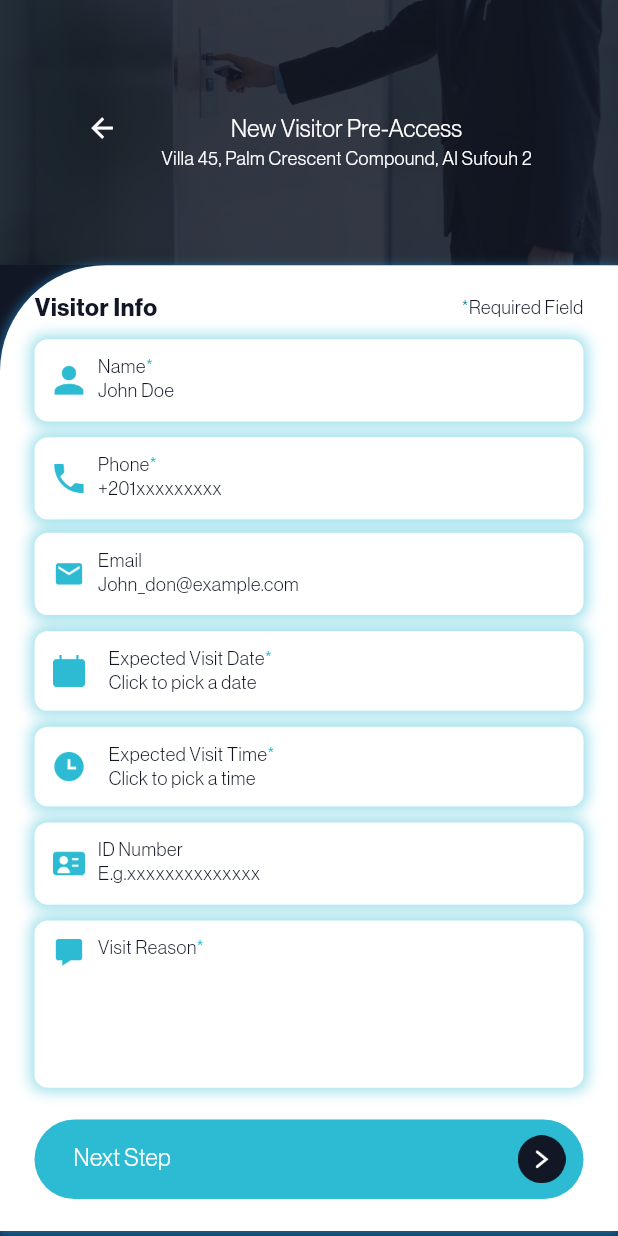
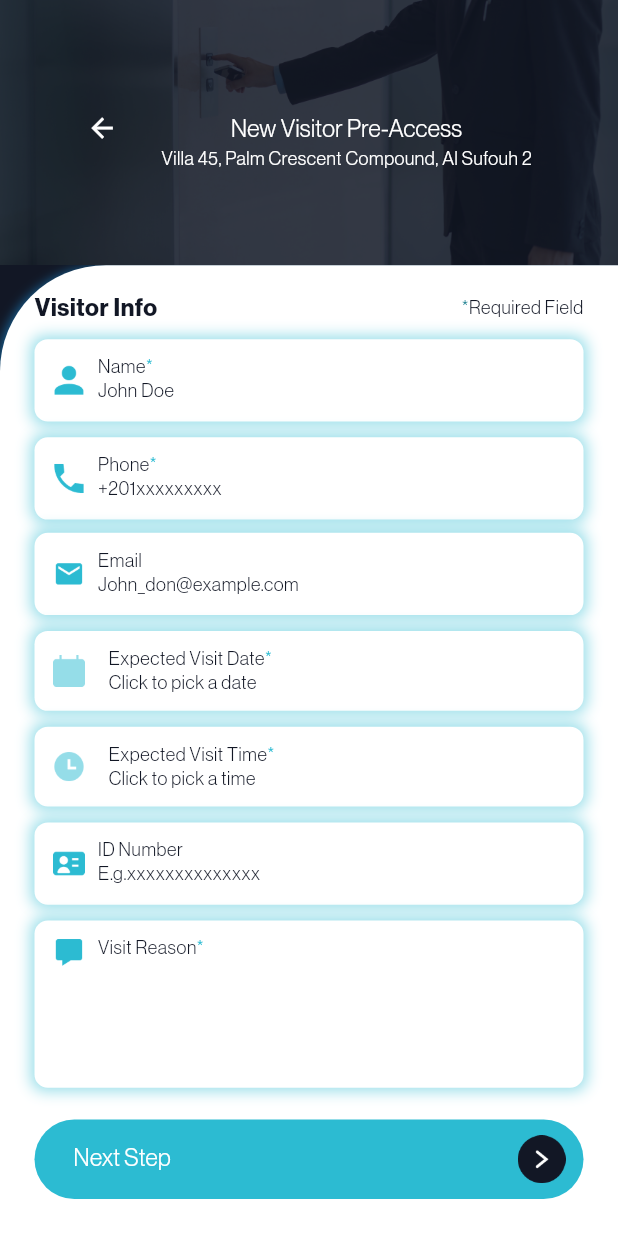
Before and after one commit to sayedmoataz/Hiring-Task, a Flutter app: the screen it shows after launch, on a phone screen of 412 x 824 dp. Run offline on Flutter 3.47's test engine with Material 3 defaults, Android fonts, the phone set to English and light mode, and no system bars; our stand-ins replace flutter_offline, flutter_screenutil, get_it, share_plus.

Commit message:
complete task

```diff
--- a/lib/features/form_screen/presentation/pages/form_screen.dart
+++ b/lib/features/form_screen/presentation/pages/form_screen.dart
@@ -5,6 +5,7 @@ import '../../../../utils/app_assets.dart';
 import '../../../../utils/app_colors.dart';
 import '../../../../utils/app_routes.dart';
 import '../../../../utils/app_strings.dart';
+import '../widgets/custom_button.dart';
 import '../widgets/date_time_picker.dart';
 import '../widgets/required_widget.dart';
 import '../widgets/text_field.dart';
@@ -42,7 +43,6 @@ class _FormScreenState extends State<FormScreen> {
     return true;
   }
 
-  // Validate all fields
   bool _validateAllFields() {
     bool isValid = true;
 
@@ -50,7 +50,6 @@ class _FormScreenState extends State<FormScreen> {
     isValid &= _validateField('phone', phoneController);
     isValid &= _validateField('visitReason', visitReasonController);
 
-    // Validate date picker
     if (visitDateController.text.isEmpty) {
       _errorStates['visitDate'] = true;
       isValid = false;
@@ -63,8 +62,7 @@ class _FormScreenState extends State<FormScreen> {
     } else {
       _errorStates['visitTime'] = false;
     }
-
-    setState(() {}); // Update UI to reflect error states
+    setState(() {});
     return isValid;
   }
 
@@ -74,7 +72,6 @@ class _FormScreenState extends State<FormScreen> {
       backgroundColor: AppColors.primaryColor,
       body: Column(
         children: [
-          // Non-scrollable Stack (Header)
           SizedBox(
             height: 200.h,
             child: Stack(
@@ -85,7 +82,6 @@ class _FormScreenState extends State<FormScreen> {
                   right: 0,
                   left: 0,
                   child: Container(
-                    height: 287.h,
                     width: double.infinity,
                     decoration: const BoxDecoration(
                       image: DecorationImage(
@@ -127,7 +123,6 @@ class _FormScreenState extends State<FormScreen> {
               ],
             ),
           ),
-          // Form Container (Scrollable)
           Expanded(
             child: SingleChildScrollView(
               child: Container(
@@ -276,52 +271,21 @@ class _FormScreenState extends State<FormScreen> {
                         if (_errorStates['visitReason'] ?? false)
                           const RequiredWidget(),
                         SizedBox(height: 24.h),
-                        SizedBox(
-                          width: double.infinity,
-                          child: InkWell(
-                            onTap: () {
-                              // if (_validateAllFields()) {
-                              Navigator.of(context).pushNamed(
-                                Routes.qrCodeScreen,
-                              );
-                              // }
-                            },
-                            child: Container(
-                              decoration: BoxDecoration(
-                                gradient: LinearGradient(
-                                  colors: [
-                                    AppColors.secondaryColor,
-                                    AppColors.lightBlueColor,
-                                  ],
-                                  begin: Alignment.centerLeft,
-                                  end: Alignment.centerLeft,
-                                ),
-                                borderRadius: BorderRadius.circular(500.r),
-                              ),
-                              child: Padding(
-                                padding: EdgeInsets.all(12.sp),
-                                child: Row(
-                                  children: [
-                                    SizedBox(width: 16.w),
-                                    Text(
-                                      AppStrings.nextStep,
-                                      style: Theme.of(context)
-                                          .textTheme
-                                          .bodyMedium,
-                                    ),
-                                    const Spacer(),
-                                    Image.asset(
-                                      AppAssets.nextIcon,
-                                      width: 36.w,
-                                      height: 36.h,
-                                    ),
-                                  ],
-                                ),
-                              ),
-                            ),
-                          ),
+                        CustomButton(
+                          onTap: () {
+                            if (_validateAllFields()) {
+                              Navigator.of(context)
+                                  .pushNamed(Routes.qrCodeScreen, arguments: {
+                                'name': nameController.text,
+                                'visitDate': visitDateController.text,
+                                'visitTime': visitTimeController.text,
+                              });
+                            }
+                          },
+                          buttonString: AppStrings.nextStep,
+                          hasImage: true,
                         ),
-                        SizedBox(height: 24.h),
+                        SizedBox(height: 35.h),
                       ],
                     ),
                   ),
--- /dev/null
+++ b/lib/features/form_screen/presentation/widgets/custom_button.dart
@@ -0,0 +1,67 @@
+import 'package:flutter/material.dart';
+import 'package:flutter_screenutil/flutter_screenutil.dart';
+
+import '../../../../utils/app_assets.dart';
+import '../../../../utils/app_colors.dart';
+
+class CustomButton extends StatelessWidget {
+  Function()? onTap;
+  String buttonString;
+  bool hasImage;
+  CustomButton(
+      {required this.onTap,
+      required this.buttonString,
+      required this.hasImage,
+      super.key});
+
+  @override
+  Widget build(BuildContext context) {
+    return SizedBox(
+      width: double.infinity,
+      child: InkWell(
+        onTap: onTap,
+        splashColor: AppColors.transparentColor,
+        highlightColor: AppColors.transparentColor,
+        hoverColor: AppColors.transparentColor,
+        focusColor: AppColors.transparentColor,
+        child: Container(
+          decoration: BoxDecoration(
+            gradient: LinearGradient(
+              colors: [
+                AppColors.secondaryColor,
+                AppColors.lightBlueColor,
+              ],
+              begin: Alignment.centerLeft,
+              end: Alignment.centerLeft,
+            ),
+            borderRadius: BorderRadius.circular(500.r),
+          ),
+          child: Padding(
+              padding: EdgeInsets.all(12.sp),
+              child: hasImage
+                  ? Row(
+                      children: [
+                        SizedBox(width: 16.w),
+                        Text(
+                          buttonString,
+                          style: Theme.of(context).textTheme.bodyMedium,
+                        ),
+                        const Spacer(),
+                        Image.asset(
+                          AppAssets.nextIcon,
+                          width: 36.w,
+                          height: 36.h,
+                        ),
+                      ],
+                    )
+                  : Center(
+                      child: Text(
+                        buttonString,
+                        style: Theme.of(context).textTheme.bodyMedium,
+                      ),
+                    )),
+        ),
+      ),
+    );
+  }
+}
--- a/lib/features/form_screen/presentation/widgets/date_time_picker.dart
+++ b/lib/features/form_screen/presentation/widgets/date_time_picker.dart
@@ -119,7 +119,7 @@ class _CustomDateTimePickerState extends State<CustomDateTimePicker> {
           boxShadow: [
             BoxShadow(
               color: widget.isError
-                  ? AppColors.redColor.withOpacity(0.5) // Highlight error
+                  ? AppColors.redColor.withOpacity(0.5)
                   : AppColors.lightBlueColor.withOpacity(0.5),
               spreadRadius: 2,
               blurRadius: 8,
@@ -139,7 +139,9 @@ class _CustomDateTimePickerState extends State<CustomDateTimePicker> {
                     widget.imageName,
                     width: 24.w,
                     height: 24.h,
-                    color: AppColors.lightBlueColor,
+                    color: widget.isError
+                        ? AppColors.redColor
+                        : AppColors.lightBlueColor.withOpacity(0.5),
                   ),
                 ),
                 SizedBox(width: 8.h),
--- a/lib/features/form_screen/presentation/widgets/text_field.dart
+++ b/lib/features/form_screen/presentation/widgets/text_field.dart
@@ -71,9 +71,7 @@ class CustomTextField extends StatelessWidget {
                         style: Theme.of(context).textTheme.bodySmall?.copyWith(
                               fontWeight: FontWeight.w500,
                               fontSize: 14.sp,
-                              color: isError
-                                  ? AppColors.redColor
-                                  : AppColors.primaryColor,
+                              color: AppColors.primaryColor,
                             ),
                       ),
                       if (isRequired) ...{
--- a/lib/utils/app_assets.dart
+++ b/lib/utils/app_assets.dart
@@ -2,6 +2,7 @@ class AppAssets {
   static const String pngPath = 'assets/png';
   static const String nextIcon = '$pngPath/next-icon.png';
   static const String opsMan = '$pngPath/ops-man.png';
+  static const String man = '$pngPath/man.png';
   static const String userIcon = '$pngPath/user.png';
   static const String phoneIcon = '$pngPath/phone-icon.png';
   static const String emailIcon = '$pngPath/email-icon.png';
--- a/lib/utils/app_colors.dart
+++ b/lib/utils/app_colors.dart
@@ -10,4 +10,5 @@ class AppColors {
   static Color whiteColor = Colors.white;
   static Color blackColor = Colors.black;
   static Color redColor = Colors.red;
+  static Color transparentColor = Colors.transparent;
 }
--- a/lib/utils/app_strings.dart
+++ b/lib/utils/app_strings.dart
@@ -7,6 +7,7 @@ class AppStrings {
   static const String newVisitor = 'New Visitor Pre-Access';
   static const String address = 'Villa 45, Palm Crescent Compound, Al Sufouh 2';
   static const String nextStep = 'Next Step';
+  static const String shareButton = 'Share This QR Code';
   static const String Name = 'Name';
   static const String NameHint = 'John Doe';
   static const String Phone = 'Phone';
@@ -21,4 +22,8 @@ class AppStrings {
   static const String idNumberHint = 'E.g.xxxxxxxxxxxxxx';
   static const String visitReason = 'Visit Reason';
   static const String required = 'This Field Is Required';
+  static const String yourCode = 'Your Visitor QR Code';
+  static const String successQuote = 'was generated successfully!';
+  static const String backHome = 'Back To Home';
+  static const String shareCodeString = 'Share this screen with your visitor so they can access it';
 }
--- a/pubspec.yaml
+++ b/pubspec.yaml
@@ -1,10 +1,10 @@
 name: haring_task
 description: "A new Flutter project."
-publish_to: 'none'
+publish_to: "none"
 version: 1.0.0+1
 
 environment:
-  sdk: '>=3.4.0-163.0.dev <4.0.0'
+  sdk: ">=3.4.0-163.0.dev <4.0.0"
 
 dependencies:
   flutter:
@@ -17,6 +17,8 @@ dependencies:
   get_it: ^8.0.2
   equatable: ^2.0.7
   intl: ^0.20.0
+  share_plus: ^10.0.0
+  path_provider: ^2.1.4
 
 dev_dependencies:
   flutter_test:
```
Also changed, not shown: lib/features/form_screen/presentation/cubit/formscreen_cubit.dart (deleted, +0 -8 lines), lib/features/form_screen/presentation/cubit/formscreen_state.dart (deleted, +0 -10 lines), lib/features/form_screen/presentation/pages/qr_code_screen.dart (added, +202 -0 lines), lib/features/qr_code_screen/presentation/cubit/qr_code_screen_cubit.dart (deleted, +0 -8 lines), lib/features/qr_code_screen/presentation/cubit/qr_code_screen_state.dart (deleted, +0 -10 lines), lib/features/qr_code_screen/presentation/pages/qr_code_screen.dart (deleted, +0 -164 lines), lib/utils/app_routes.dart (+6 -2 lines), pubspec.lock, 3 other files.
